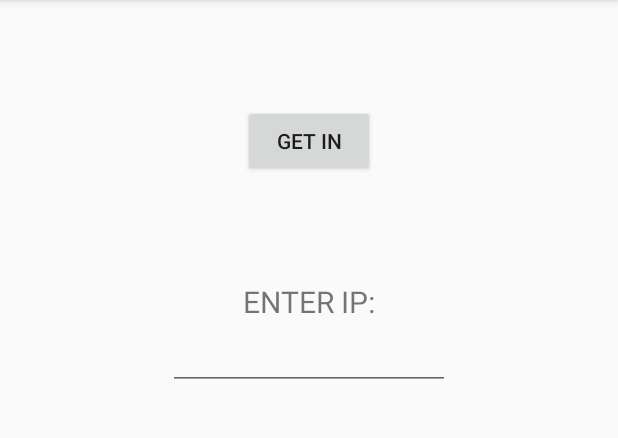
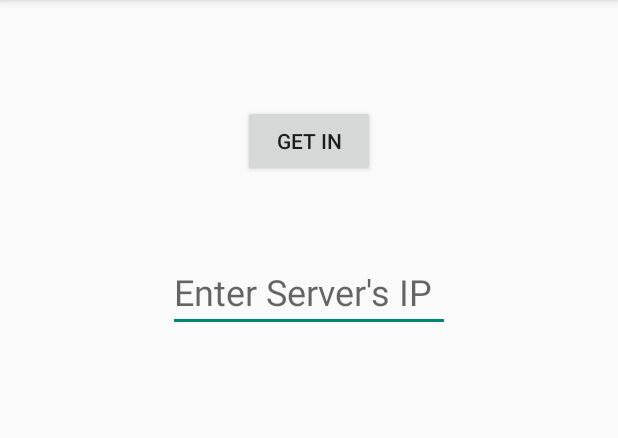
Before and after one commit to marianorodriguez/75.52-MensajerO, an Android app: the screen it shows after launch (GetInActivity), on a phone screen of 412 x 824 dp, the part 84-522 px from its top. Run offline under Robolectric (Android 15) with nearby library versions, the phone set to English and light mode, and no system bars.

```diff
--- a/src/client/mensajerO/app/src/main/java/com/example/fernando/myapplication/Activities/ConfigurationActivity.java
+++ b/src/client/mensajerO/app/src/main/java/com/example/fernando/myapplication/Activities/ConfigurationActivity.java
@@ -248,9 +248,6 @@ public class ConfigurationActivity extends ActionBarActivity implements View.OnC
         }
     }
 
-
-    // ARREGLAR ESTO PORQUE ESTA MAL LLAMADO. TENDRIA QUE hacer esto al apretar done button
-    // si el server responde ok, sino no guardar
     private void changeUserStatus(int i) {
         SharedPreferences.Editor e = mSharedPref.edit();
 
--- a/src/client/mensajerO/app/src/main/java/com/example/fernando/myapplication/Activities/GetInActivity.java
+++ b/src/client/mensajerO/app/src/main/java/com/example/fernando/myapplication/Activities/GetInActivity.java
@@ -20,6 +20,7 @@ import android.widget.Button;
 import android.widget.EditText;
 import android.widget.Toast;
 
+import com.example.fernando.myapplication.Common.Constants;
 import com.example.fernando.myapplication.R;
 
 public class GetInActivity extends ActionBarActivity implements View.OnClickListener {
@@ -37,7 +38,7 @@ public class GetInActivity extends ActionBarActivity implements View.OnClickList
         Button mainButton = (Button) findViewById(R.id.button1);
         mainButton.setOnClickListener(this);
 
-        ipContainer = (EditText) findViewById(R.id.enterIP);
+        ipContainer = (EditText) findViewById(R.id.editText2);
     }
 
     @TargetApi(Build.VERSION_CODES.JELLY_BEAN)
@@ -85,6 +86,7 @@ public class GetInActivity extends ActionBarActivity implements View.OnClickList
     public void onClick(View v) {
 
         //CHEQUEAR EL FORMATO DE LA IP y setear Constants.ip
+        Constants.ipServer = ipContainer.getText().toString();
 
         Intent logIn = new Intent(this, LogInActivity.class);
         startActivity(logIn);
--- a/src/client/mensajerO/app/src/main/java/com/example/fernando/myapplication/Activities/SignUpActivity.java
+++ b/src/client/mensajerO/app/src/main/java/com/example/fernando/myapplication/Activities/SignUpActivity.java
@@ -87,6 +87,7 @@ public class SignUpActivity extends ActionBarActivity implements View.OnClickLis
                     Constants.user.location = "Unknown";
                     Constants.user.status = "online";
 
+                    // ACA SETEAR LA IMAGEN DEFAULT y EL ESTADO DEFAULT
                     Drawable myDrawable = getResources().getDrawable(R.drawable.ic_launcher);
                     Constants.user.profilePicture = ((BitmapDrawable) myDrawable).getBitmap();
 
@@ -123,11 +124,9 @@ public class SignUpActivity extends ActionBarActivity implements View.OnClickLis
                 finish();
 
             } else {
-
                 // user didn't entered username or password
                 Toast.makeText(getApplicationContext(),
                         "Please enter username and password", Toast.LENGTH_LONG).show();
-
             }
 
         } else {
--- a/src/client/mensajerO/app/src/main/java/com/example/fernando/myapplication/Threads/ConfigPostAsyncTask.java
+++ b/src/client/mensajerO/app/src/main/java/com/example/fernando/myapplication/Threads/ConfigPostAsyncTask.java
@@ -27,6 +27,7 @@ import java.util.List;
  * Created by fernando on 28/04/15.
  */
 public class ConfigPostAsyncTask extends AsyncTask<Pair<Context, String>, String, String> {
+
     @Override
     protected String doInBackground(Pair<Context, String>... params) {
 
--- a/src/client/mensajerO/app/src/main/java/com/example/fernando/myapplication/Threads/LogInPostAsyncTask.java
+++ b/src/client/mensajerO/app/src/main/java/com/example/fernando/myapplication/Threads/LogInPostAsyncTask.java
@@ -62,7 +62,8 @@ public class LogInPostAsyncTask extends AsyncTask<Pair<Context, String>, String,
             if (response.getStatusLine().getStatusCode() == 200) {
                 try {
 
-                    JSONObject respons = Constants.packager.unwrap(EntityUtils.toString(response.getEntity()));
+                    JSONObject respons = Constants.packager.unwrap(
+                            EntityUtils.toString(response.getEntity()));
 
                     Constants.logInOk = respons.getString("ok");
 
--- a/src/client/mensajerO/app/src/main/java/com/example/fernando/myapplication/Threads/RefreshChatAsyncTask.java
+++ b/src/client/mensajerO/app/src/main/java/com/example/fernando/myapplication/Threads/RefreshChatAsyncTask.java
@@ -44,7 +44,7 @@ public class RefreshChatAsyncTask extends AsyncTask<Pair<Context, Chat>, String,
 //        Constants.messagesSize = chatToUpdate.messages.size();
 
         try {
-            Thread.sleep(200);
+            Thread.sleep(100);
 
             if (chatToUpdate.messages.size() > Constants.messagesSize) {
 
--- a/src/client/mensajerO/app/src/main/java/com/example/fernando/myapplication/Threads/SignUpPostAsyncTask.java
+++ b/src/client/mensajerO/app/src/main/java/com/example/fernando/myapplication/Threads/SignUpPostAsyncTask.java
@@ -27,6 +27,7 @@ import java.util.List;
  * Created by fernando on 28/04/15.
  */
 public class SignUpPostAsyncTask extends AsyncTask<Pair<Context, String>, String, String> {
+
     @Override
     protected String doInBackground(Pair<Context, String>... params) {
         //        context = params[0].first;
--- a/src/client/mensajerO/app/src/main/res/layout/getin.xml
+++ b/src/client/mensajerO/app/src/main/res/layout/getin.xml
@@ -22,25 +22,17 @@
     <EditText
         android:layout_width="wrap_content"
         android:layout_height="wrap_content"
-        android:id="@+id/enterIP"
-        android:layout_below="@+id/textView6"
+        android:id="@+id/editText2"
+        android:layout_centerVertical="true"
+        android:hint="Enter Server&apos;s IP"
+        android:layout_alignLeft="@+id/button1"
+        android:layout_alignStart="@+id/button1"
         android:layout_alignRight="@+id/button1"
         android:layout_alignEnd="@+id/button1"
-        android:layout_alignLeft="@+id/button1"
-        android:layout_alignStart="@+id/button1"
-        android:focusable="false"
         android:layout_marginLeft="-50dp"
-        android:layout_marginRight="-50dp" />
-
-    <TextView
-        android:layout_width="wrap_content"
-        android:layout_height="wrap_content"
-        android:text="ENTER IP:"
-        android:id="@+id/textView6"
-        android:layout_marginTop="69dp"
-        android:textSize="20dp"
-        android:layout_below="@+id/button1"
-        android:layout_alignRight="@+id/button1"
-        android:layout_alignEnd="@+id/button1" />
+        android:layout_marginRight="-50dp"
+        android:textSize="24dp"
+        android:layout_marginTop="50dp"
+        android:layout_below="@+id/button1" />
 
 </RelativeLayout>
```
Also changed, not shown: src/client/mensajerO/app/src/main/java/com/example/fernando/myapplication/Activities/LogInActivity.java (+5 -6 lines), src/client/mensajerO/app/src/main/java/com/example/fernando/myapplication/Threads/GetUsersPostAsyncTask.java (+18 -2 lines), src/client/mensajerO/app/src/main/java/com/example/fernando/myapplication/Threads/SomethingForMePostAsyncTask.java (+18 -2 lines), src/client/mensajerO/app/src/main/res/layout/user_item.xml (added, +21 -0 lines), 2 other files.
